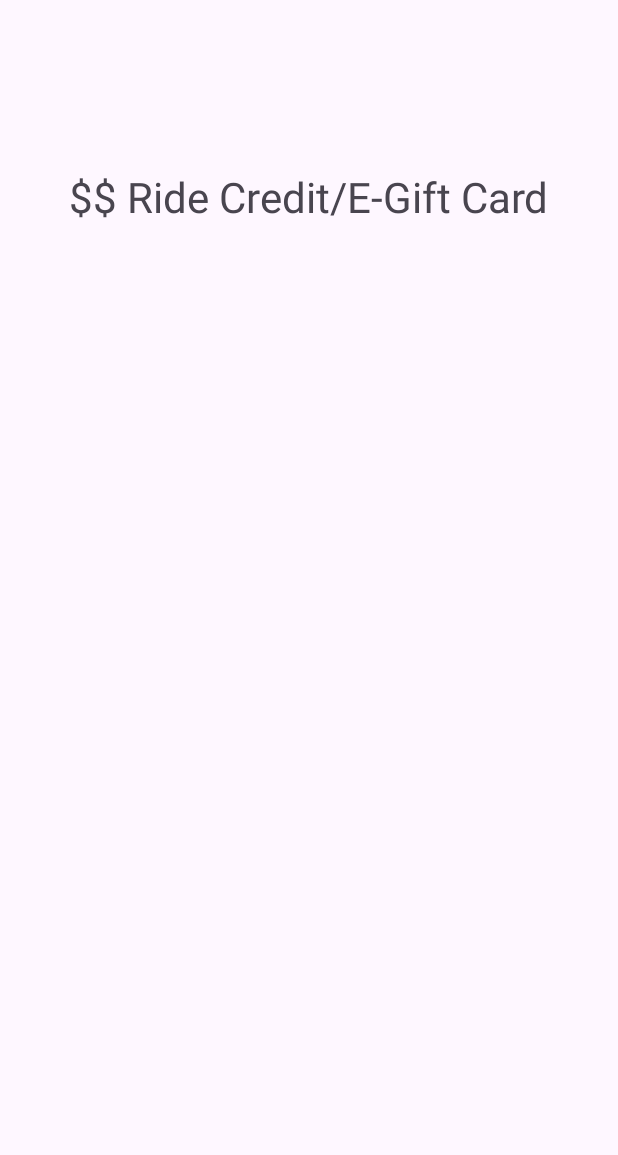
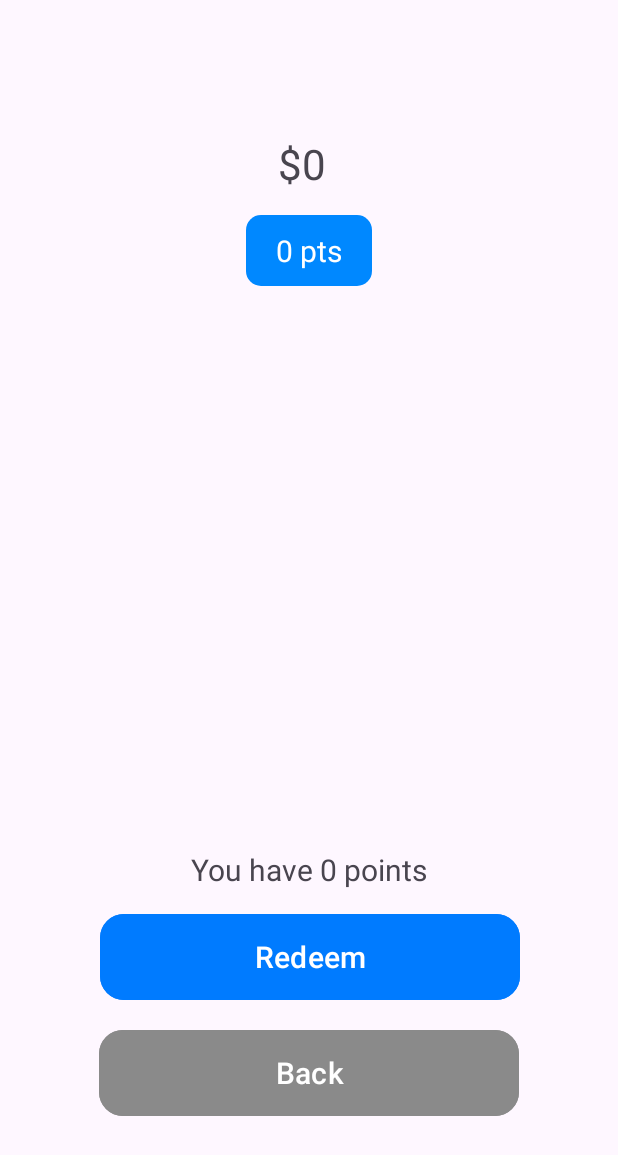
Before and after one commit to Rheiley/kelowna-connect, an Android app: the RewardDetails screen opened directly, with no data from a screen before it, on a phone screen of 412 x 824 dp. Shown: the top 1155 px of the screen. Run offline under Robolectric (Android 15) with nearby library versions, the phone set to English and light mode, and no system bars; 6 statements that could not run were skipped.

Commit message:
reward detail and confirmation page done

```diff
--- a/app/src/main/AndroidManifest.xml
+++ b/app/src/main/AndroidManifest.xml
@@ -16,6 +16,9 @@
         android:supportsRtl="true"
         android:theme="@style/Theme.KelownaConnect"
         tools:targetApi="31">
+        <activity
+            android:name=".RewardConfirmation"
+            android:exported="false" />
         <activity
             android:name=".RewardDetails"
             android:exported="false" />
--- a/app/src/main/java/com/example/kelownaconnect/RewardDetails.java
+++ b/app/src/main/java/com/example/kelownaconnect/RewardDetails.java
@@ -1,6 +1,10 @@
 package com.example.kelownaconnect;
 
+import android.content.Intent;
 import android.os.Bundle;
+import android.widget.Button;
+import android.widget.LinearLayout;
+import android.widget.TextView;
 
 import androidx.activity.EdgeToEdge;
 import androidx.appcompat.app.AppCompatActivity;
@@ -20,5 +24,54 @@ public class RewardDetails extends AppCompatActivity {
             v.setPadding(systemBars.left, systemBars.top, systemBars.right, systemBars.bottom);
             return insets;
         });
+
+        Intent intent = getIntent();
+        Bundle bundle = intent.getExtras();
+        String type = bundle.getString("type");
+        int rewardAmount = bundle.getInt("rewardAmount");
+        int pointsAmount = bundle.getInt("pointsAmount");
+        int requiredAmount = bundle.getInt("requiredAmount");
+
+        Button backButton = findViewById(R.id.backButton);
+        backButton.setOnClickListener(v -> {
+            // Handle back button click
+            finish();
+        });
+
+        String rewardType = "";
+        String rewardDetail = "";
+
+        TextView header = findViewById(R.id.headerText);
+        TextView requiredPointsText = findViewById(R.id.requiredPointsText);
+        TextView details = findViewById(R.id.detailsText);
+        TextView pointsAmountText = findViewById(R.id.pointsAmountText);
+
+        if (type.equals("RC")) {
+            rewardType = "Ride Credit";
+            rewardDetail = "$" + rewardAmount + " in credit to use for Kelowna Connect Rides.\n\nExpries 60 days after redemption."; // details of ride credit reward
+        }
+        else if (type.equals("EG")) {
+            rewardType = "E-Gift Card";
+            rewardDetail = "The $" + rewardAmount + " E-Gift Card will be sent to your email.\n\nCan be used anytime after redemption."; // details of e-gift card reward
+        }
+
+        // show selected reward
+        header.setText("$" + rewardAmount + " " + rewardType);
+        // show required amount of points to redeem selected reward
+        requiredPointsText.setText(requiredAmount + " pts");
+        //show details of reward being redeemed
+        details.setText(rewardDetail);
+        // show amount of points user has
+        pointsAmountText.setText("You have " + pointsAmount + " points");
+
+        Button redeemButton = findViewById(R.id.redeemButton);
+        redeemButton.setOnClickListener(v -> {
+            Intent rewardConfirmationActivity = new Intent(this, RewardConfirmation.class);
+            Bundle bundle2 = new Bundle();
+            bundle2.putString("type", type);
+            bundle2.putInt("rewardAmount", rewardAmount);
+            rewardConfirmationActivity.putExtras(bundle);
+            startActivity(rewardConfirmationActivity);
+        });
     }
 }
--- /dev/null
+++ b/app/src/main/res/drawable/rounded_corner.xml
@@ -0,0 +1,14 @@
+<?xml version="1.0" encoding="utf-8"?>
+<shape xmlns:android="http://schemas.android.com/apk/res/android">
+
+
+    <solid android:color="#ffffff" />
+
+    <padding
+        android:left="1dp"
+        android:right="1dp"
+        android:bottom="1dp"
+        android:top="1dp" />
+
+    <corners android:radius="10dp" />
+</shape>
--- a/app/src/main/res/layout/activity_reward_details.xml
+++ b/app/src/main/res/layout/activity_reward_details.xml
@@ -7,15 +7,84 @@
     android:layout_height="match_parent"
     tools:context=".RewardDetails">
 
+    <com.google.android.material.button.MaterialButton
+        android:id="@+id/redeemButton"
+        android:layout_width="280dp"
+        android:layout_height="65dp"
+        android:layout_marginBottom="12dp"
+        android:backgroundTint="#007BFF"
+        android:text="Redeem"
+        android:textSize="20sp"
+        app:cornerRadius="16dp"
+        app:iconSize="32dp"
+        app:layout_constraintBottom_toTopOf="@+id/backButton"
+        app:layout_constraintEnd_toEndOf="parent"
+        app:layout_constraintHorizontal_bias="0.503"
+        app:layout_constraintStart_toStartOf="parent" />
+
+    <com.google.android.material.button.MaterialButton
+        android:id="@+id/backButton"
+        android:layout_width="280dp"
+        android:layout_height="65dp"
+        android:layout_marginBottom="76dp"
+        android:backgroundTint="#8A8A8A"
+        android:text="Back"
+        android:textSize="20sp"
+        app:cornerRadius="16dp"
+        app:iconSize="32dp"
+        app:layout_constraintBottom_toBottomOf="parent"
+        app:layout_constraintEnd_toEndOf="parent"
+        app:layout_constraintStart_toStartOf="parent" />
+
     <TextView
-        android:id="@+id/header"
+        android:id="@+id/headerText"
         android:layout_width="wrap_content"
         android:layout_height="wrap_content"
-        android:layout_marginTop="112dp"
+        android:layout_marginTop="90dp"
         android:text="$$ Ride Credit/E-Gift Card"
         android:textSize="28sp"
         app:layout_constraintEnd_toEndOf="parent"
         app:layout_constraintHorizontal_bias="0.497"
         app:layout_constraintStart_toStartOf="parent"
         app:layout_constraintTop_toTopOf="parent" />
+
+    <TextView
+        android:id="@+id/requiredPointsText"
+        android:layout_width="wrap_content"
+        android:layout_height="wrap_content"
+        android:layout_marginTop="15dp"
+        android:background="@drawable/rounded_corner"
+        android:backgroundTint="#0088FF"
+        android:paddingHorizontal="20dp"
+        android:paddingVertical="10dp"
+        android:text="999 pts"
+        android:textColor="@color/white"
+        android:textSize="20sp"
+        app:cornerRadius="16dp"
+        app:layout_constraintEnd_toEndOf="parent"
+        app:layout_constraintStart_toStartOf="parent"
+        app:layout_constraintTop_toBottomOf="@+id/headerText" />
+
+    <TextView
+        android:id="@+id/detailsText"
+        android:layout_width="280dp"
+        android:layout_height="wrap_content"
+        android:layout_marginTop="40dp"
+        android:text="details"
+        android:textSize="24sp"
+        app:layout_constraintEnd_toEndOf="parent"
+        app:layout_constraintHorizontal_bias="0.498"
+        app:layout_constraintStart_toStartOf="parent"
+        app:layout_constraintTop_toBottomOf="@+id/requiredPointsText" />
+
+    <TextView
+        android:id="@+id/pointsAmountText"
+        android:layout_width="wrap_content"
+        android:layout_height="wrap_content"
+        android:layout_marginBottom="12dp"
+        android:text="You points: 999"
+        android:textSize="20sp"
+        app:layout_constraintBottom_toTopOf="@+id/redeemButton"
+        app:layout_constraintEnd_toEndOf="parent"
+        app:layout_constraintStart_toStartOf="parent" />
 </androidx.constraintlayout.widget.ConstraintLayout>
```
Also changed, not shown: app/src/main/java/com/example/kelownaconnect/AvailableRewards.java (+5 -3 lines), app/src/main/java/com/example/kelownaconnect/RewardConfirmation.java (added, +48 -0 lines), app/src/main/res/layout/activity_reward_confirmation.xml (added, +51 -0 lines).
